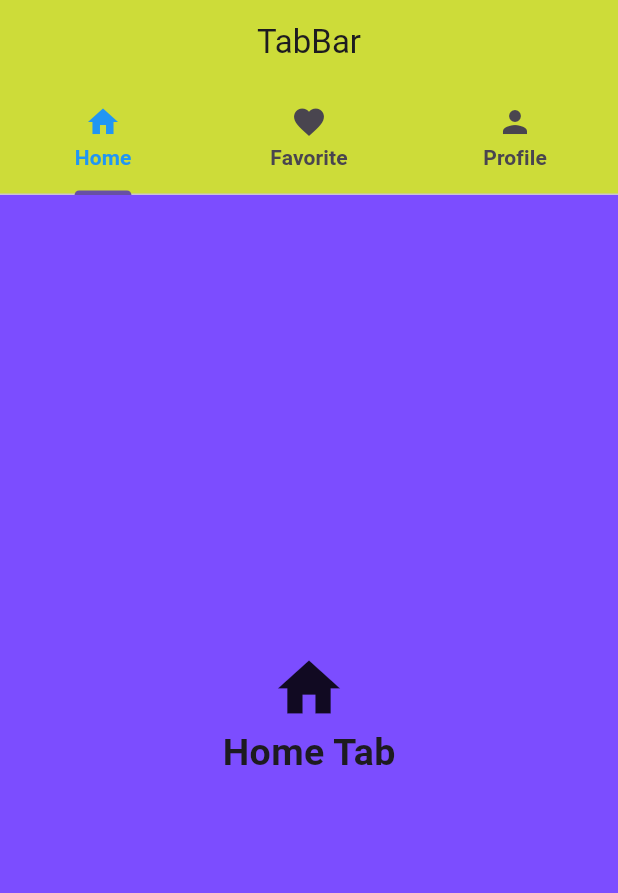
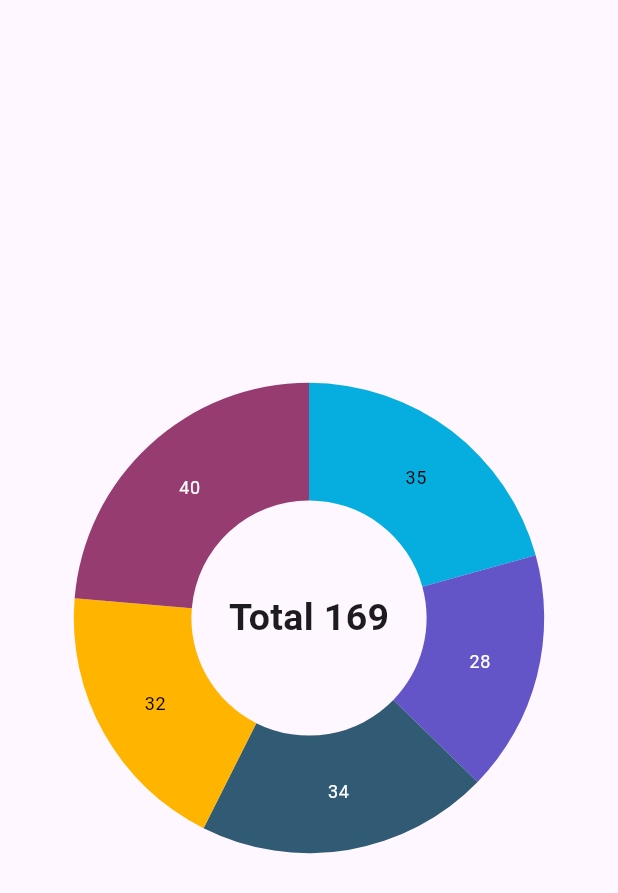
Before and after one commit to Nabinji/flutter_project, a Flutter app: the screen it shows after launch, on a phone screen of 412 x 824 dp. Shown: the top 893 px of the screen. Run offline on Flutter 3.47's test engine with Material 3 defaults, Android fonts, the phone set to English and light mode, and no system bars; our stand-ins replace another_carousel_pro, flutter_slidable, font_awesome_flutter, google_nav_bar, image_picker, lottie and 2 more; missing offline and left inert: flutter_bs_ad_calendar.

Commit message:
pie chart

```diff
--- a/lib/main.dart
+++ b/lib/main.dart
@@ -1,5 +1,5 @@
 import 'package:flutter/material.dart';
-import 'package:my_project/TapBar/tab_bar.dart';
+import 'package:my_project/pie_chart.dart';
 
 void main() {
   runApp(const MyApp());
@@ -10,9 +10,9 @@ class MyApp extends StatelessWidget {
 
   @override
   Widget build(BuildContext context) {
-    return const MaterialApp(
+    return MaterialApp(
       debugShowCheckedModeBanner: false,
-      home: MyTabBar(),
+      home: PieChartSample(),
     );
   }
 }
--- /dev/null
+++ b/lib/pie_chart.dart
@@ -0,0 +1,97 @@
+// import 'package:flutter/material.dart';
+// import 'package:pie_chart/pie_chart.dart';
+
+// // ignore: must_be_immutable
+// class PieChartSample extends StatelessWidget {
+//   Map<String, double> dataMap = {
+//     "Flutter": 4,
+//     "Firebase": 3,
+//     "Dart": 4,
+//     "Figma": 2,
+//     "YouTube": 1.5,
+//   };
+//   List<Color> colorsList = [
+//     Colors.blue,
+//     Colors.orange,
+//     Colors.deepPurpleAccent,
+//     Colors.greenAccent,
+//     Colors.redAccent,
+//   ];
+//   PieChartSample({super.key});
+
+//   @override
+//   Widget build(BuildContext context) {
+//     return Scaffold(
+//       // backgroundColor: Colors.blue[200],
+//       appBar: AppBar(
+//         backgroundColor: Colors.blue,
+//         title: const Text("Pie Chart"),
+//         centerTitle: true,
+//       ),
+//       body: Center(
+//         child: PieChart(
+//           colorList: colorsList,
+//           dataMap: dataMap,
+//           // chartType: ChartType.ring,
+//           chartLegendSpacing: 10,
+//           chartRadius: MediaQuery.of(context).size.width / 1.2,
+//           legendOptions: const LegendOptions(
+//               // legendPosition: LegendPosition.bottom,
+//               ),
+//           chartValuesOptions: const ChartValuesOptions(
+//             showChartValuesInPercentage: true,
+//             // showChartValuesOutside: true,
+//           ),
+//         ),
+//       ),
+//     );
+//   }
+// }
+
+import 'package:flutter/material.dart';
+import 'package:syncfusion_flutter_charts/charts.dart';
+
+class PieChartSample extends StatelessWidget {
+  const PieChartSample({super.key});
+
+  @override
+  Widget build(BuildContext context) {
+    return Scaffold(
+        body: Stack(
+      children: [
+        const Align(
+          alignment: Alignment.center,
+          child: Text(
+            "Total 169",
+            style: TextStyle(fontSize: 25, fontWeight: FontWeight.bold),
+          ),
+        ),
+        Center(
+          child: SfCircularChart(
+            series: <CircularSeries>[
+              DoughnutSeries<SalesData, String>(
+                // Bind data source
+                dataSource: <SalesData>[
+                  SalesData('Jan', 35),
+                  SalesData('Feb', 28),
+                  SalesData('Mar', 34),
+                  SalesData('Apr', 32),
+                  SalesData('May', 40)
+                ],
+                xValueMapper: (SalesData sales, _) => sales.year,
+                yValueMapper: (SalesData sales, _) => sales.sales,
+                dataLabelSettings: const DataLabelSettings(isVisible: true),
+              )
+            ],
+          ),
+        ),
+      ],
+    ));
+  }
+}
+
+class SalesData {
+  SalesData(this.year, this.sales);
+  final String year;
+  final double sales;
+}
--- a/pubspec.yaml
+++ b/pubspec.yaml
@@ -44,6 +44,8 @@ dependencies:
   share_plus: ^7.2.1
   google_nav_bar: ^5.0.6
   awesome_notifications: ^0.8.2
+  syncfusion_flutter_charts: ^24.1.46+1
+  pie_chart: ^5.4.0
 
 dev_dependencies:
   flutter_test:
```
Also changed, not shown: lib/Awesome notification/awesome_notification.dart (deleted, +0 -62 lines), pubspec.lock.
